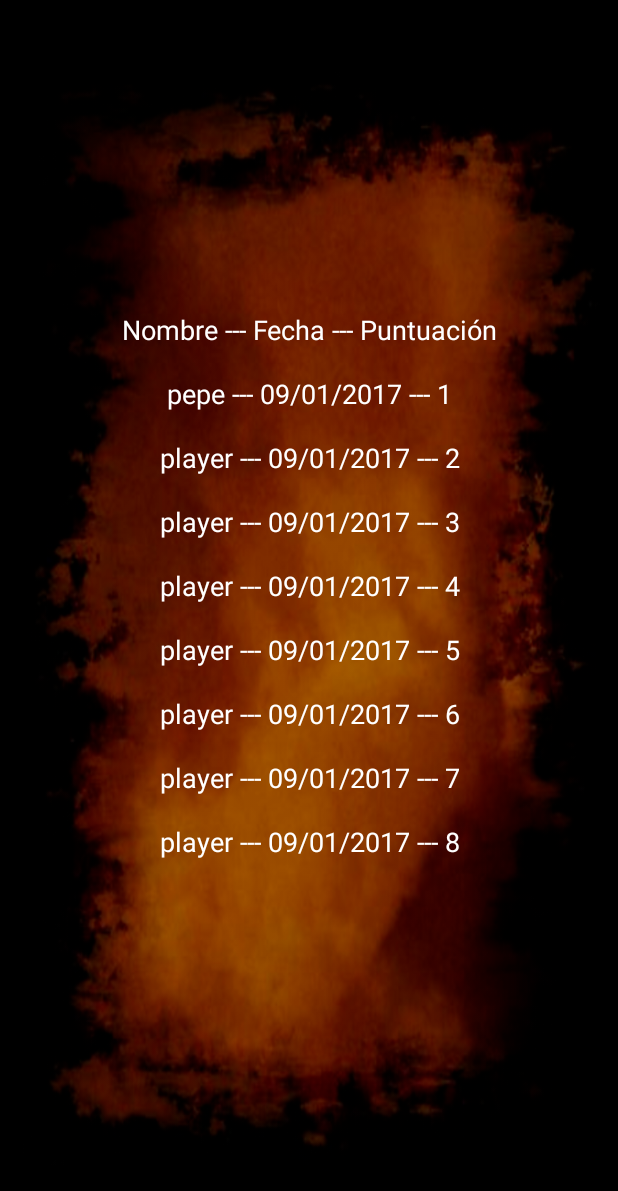
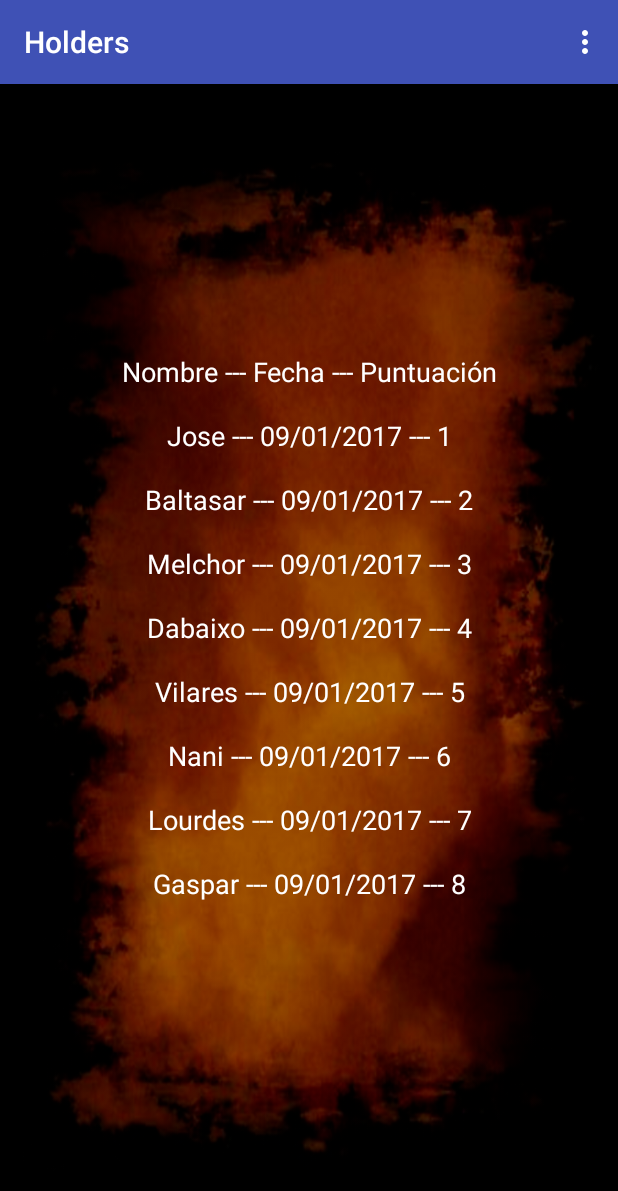
Before and after one commit to Mniac/Holders, an Android app: the screen it shows after launch (vista_puntuaciones), after a tap on "PUNTUACIONES", on a phone screen of 412 x 824 dp. Shown: the top 1191 px of the screen. Run offline under Robolectric (Android 15) with nearby library versions, the phone set to English and light mode, and no system bars.

Commit message:
casi funcionando

```diff
--- a/app/src/main/AndroidManifest.xml
+++ b/app/src/main/AndroidManifest.xml
@@ -17,7 +17,9 @@
             </intent-filter>
         </activity>
         <activity android:name=".in_game" />
-        <activity android:name=".vista_puntuaciones" />
+        <activity
+            android:theme="@style/AppTheme"
+            android:name=".vista_puntuaciones" />
         <activity android:name=".options_menu" />
         <activity android:name=".selection_game" />
         <activity android:name=".Instalador" />
--- a/app/src/main/java/com/example/zeroc/holders/MainActivity.java
+++ b/app/src/main/java/com/example/zeroc/holders/MainActivity.java
@@ -50,15 +50,14 @@ public class MainActivity extends AppCompatActivity {
 
 
         }
-        puntuaciones.add(new Puntuacion("pepe",1));
-        puntuaciones.add(new Puntuacion(nombre,2));
-        puntuaciones.add(new Puntuacion(nombre,3));
-        puntuaciones.add(new Puntuacion(nombre,4));
-        puntuaciones.add(new Puntuacion(nombre,5));
-        puntuaciones.add(new Puntuacion(nombre,6));
-        puntuaciones.add(new Puntuacion(nombre,7));
-        puntuaciones.add(new Puntuacion(nombre,8));
-        System.out.println(puntuaciones.toString());
+        puntuaciones.add(new Puntuacion("Jose",1));
+        puntuaciones.add(new Puntuacion("Baltasar",2));
+        puntuaciones.add(new Puntuacion("Melchor",3));
+        puntuaciones.add(new Puntuacion("Dabaixo",4));
+        puntuaciones.add(new Puntuacion("Vilares",5));
+        puntuaciones.add(new Puntuacion("Nani",6));
+        puntuaciones.add(new Puntuacion("Lourdes",7));
+        puntuaciones.add(new Puntuacion("Gaspar",8));
 
         Button btCont = (Button) this.findViewById( R.id.btnMain1 );
         Button btNew = (Button) this.findViewById( R.id.btnMain2 );
@@ -69,9 +68,7 @@ public class MainActivity extends AppCompatActivity {
             public void onClick(View v) {
                 SharedPreferences prefs = MainActivity.this.getSharedPreferences("opciones", Context.MODE_PRIVATE );
                 modoSurvive = prefs.getBoolean("modo",false);
-                System.out.println("Cargando en modo: "+modoSurvive);
                 pendientes = prefs.getString("pendientes",pendientes);
-                System.out.println("String pendientes = "+pendientes);
 
                 System.out.println("CONTINUAR JUEGO()");
                 iniciarJuego();
@@ -83,12 +80,10 @@ public class MainActivity extends AppCompatActivity {
 
                 SharedPreferences prefs = MainActivity.this.getSharedPreferences("opciones", Context.MODE_PRIVATE );
                 modoSurvive = prefs.getBoolean("modo",false);
-                System.out.println("Cargando en modo: "+modoSurvive);
                 pendientes = "";
                 for (int i = 0; i < titulos.length ; i++) {
                     pendientes = pendientes + i;
                 }
-                System.out.println("String pendientes = "+pendientes);
 
                 System.out.println("INICIAR JUEGO()");
                 iniciarJuego();
@@ -108,8 +103,6 @@ public class MainActivity extends AppCompatActivity {
             public void onClick(View view) {
                 Intent subActividad = new Intent( MainActivity.this, vista_puntuaciones.class );
                 subActividad.putExtra("puntuaciones",toArrayString(puntuaciones));
-                System.out.println("ANTES");
-                System.out.println(puntuaciones.toString());
                 MainActivity.this.startActivityForResult( subActividad, REQUEST_CODE );
             }
         });
@@ -153,10 +146,7 @@ public class MainActivity extends AppCompatActivity {
     public void iniciarJuego() {
         if(!pendientes.equals("")){
 
-            System.out.println("INDICE: "+(int)(Math.random()*pendientes.length()-1));
-            System.out.println(pendientes.toCharArray());
             numHistoriaActual = Integer.parseInt(""+pendientes.toCharArray()[(int)(Math.random()*pendientes.length())]);
-            System.out.println("ROMPE DESPUES DEL RANDOM");
             addHistoria(titulos[numHistoriaActual]);
             start();
             //JOptionPane.showMessageDialog(null, "Tienes "+(titulos.length-historiasPendientes.size())+" Holders de "+titulos.length+", nunca deben ser reunidos.");
@@ -168,7 +158,7 @@ public class MainActivity extends AppCompatActivity {
     }
 
     private Historia readHist(String titulo) throws IOException, ClassNotFoundException {
-        System.out.println("\tCargando: "+titulo+".holder");
+        //System.out.println("\tCargando: "+titulo+".holder");
         //Creamos un fujo de entrada a disco, pasándole el nombre del archivo en disco o un objeto de la clase File.
 
         FileInputStream fileIn= this.openFileInput(titulo+".holder");
@@ -243,10 +233,10 @@ public class MainActivity extends AppCompatActivity {
                         editor.putString("pendientes",pendientesDespues);
                         System.out.println(pendientes+" replace("+numHistoriaActual+")-> "+pendientesDespues);
                         pendientes = prefs.getString("pendientes",pendientes);
-                        System.out.println("guardado: "+pendientes);
+                        //.out.println("guardado: "+pendientes);
                         editor.apply();
                     }
-                    System.out.println(modoSurvive + "  -  "+hActual.fin );
+                    //System.out.println(modoSurvive + "  -  "+hActual.fin );
                     if(modoSurvive && hActual.fin.equals("muerto")) {
                         SharedPreferences prefs = this.getSharedPreferences("opciones", Context.MODE_PRIVATE );
                         SharedPreferences.Editor editor = prefs.edit();
@@ -255,12 +245,13 @@ public class MainActivity extends AppCompatActivity {
                             aux = aux + i;
                         }
                         editor.putString("pendientes",aux);
-                        System.out.println("Reiniciando pendientes: "+aux);
+                       // System.out.println("Reiniciando pendientes: "+aux);
                         editor.apply();
                         puntuaciones.add(new Puntuacion(nombre, titulos.length-pendientes.length()));
+                        System.out.println("Insertando Puntuacion: "+puntuaciones.get(puntuaciones.size()-1));
                     }
 
-                    String text = " \nTienes "+(titulos.length-pendientes.length()+1)+" Holders de "+titulos.length+", nunca deben ser reunidos.";
+                    String text = " \nTienes "+(titulos.length-pendientes.length())+" Holders de "+titulos.length+", nunca deben ser reunidos.";
                     cargarVistaSimple(text,6);
                    break;
             }
--- a/app/src/main/java/com/example/zeroc/holders/vista_puntuaciones.java
+++ b/app/src/main/java/com/example/zeroc/holders/vista_puntuaciones.java
@@ -28,8 +28,7 @@ public class vista_puntuaciones extends MainActivity {
         puntuaciones = toPuntuacionList(getIntent().getExtras().getStringArrayList("puntuaciones"));
         textView = (TextView) this.findViewById(R.id.textView5);
         textView.setText(puntuacionToString());
-        System.out.println("DENTRO XA");
-        System.out.println(puntuaciones.toString());
+
     }
 
     public boolean onCreateOptionsMenu(Menu menu) {
@@ -49,6 +48,10 @@ public class vista_puntuaciones extends MainActivity {
                 ordenarPorFecha();
                 toret = true;
                 break;
+            case R.id.opPuntos:
+                ordenarPorPuntos();
+                toret = true;
+                break;
         }
         return toret;
     }
@@ -60,29 +63,44 @@ public class vista_puntuaciones extends MainActivity {
         return toret;
     }
 
-    private String puntuacionToString() {
+    public String puntuacionToString() {
         StringBuilder toret = new StringBuilder();
         toret.append("Nombre --- Fecha --- Puntuación\n\n");
         for (Puntuacion actual : puntuaciones) {
             toret.append(actual.toString()+"\n\n");
         }
-
+        System.out.println(toret.toString());
         return toret.toString();
     }
     public void ordenarPorFecha(){
+        System.out.println("Ordenado por fesha");
         Collections.sort(puntuaciones, new Comparator<Puntuacion>(){
             public int compare(Puntuacion object1, Puntuacion object2) {
                 return object1.getFecha().compareTo(object2.getFecha());
             }
         });
+        textView.setText(puntuacionToString());
     }
 
     public void ordenarPorNombre(){
-
+        System.out.println("Ordenado por nombre");
         Collections.sort(puntuaciones, new Comparator<Puntuacion>(){
             public int compare(Puntuacion object1, Puntuacion object2) {
                 return object1.getNombre().compareTo(object2.getNombre());
             }
         });
+
+        textView.setText(puntuacionToString());
+    }
+
+    public void ordenarPorPuntos(){
+        System.out.println("Ordenado por puntos");
+        Collections.sort(puntuaciones, new Comparator<Puntuacion>(){
+            public int compare(Puntuacion object1, Puntuacion object2) {
+                return object1.getHoldersConseguidos()-object2.getHoldersConseguidos();
+            }
+        });
+
+        textView.setText(puntuacionToString());
     }
 }
--- a/app/src/main/res/layout/vista_puntuaciones.xml
+++ b/app/src/main/res/layout/vista_puntuaciones.xml
@@ -13,7 +13,6 @@
         android:background="@drawable/optionsbackground">
 
         <TextView
-            android:text="hola a todos"
             android:layout_width="match_parent"
             android:layout_height="match_parent"
             android:id="@+id/textView5"
--- a/app/src/main/res/menu/puntuaciones_menu.xml
+++ b/app/src/main/res/menu/puntuaciones_menu.xml
@@ -2,4 +2,5 @@
 <menu xmlns:android="http://schemas.android.com/apk/res/android">
     <item android:title="@string/orNombre" android:id="@+id/opNombre" />
     <item android:title="@string/orFecha" android:id="@+id/opFecha" />
+    <item android:title="@string/orPuntos" android:id="@+id/opPuntos" />
 </menu>
--- a/app/src/main/res/values/strings.xml
+++ b/app/src/main/res/values/strings.xml
@@ -8,4 +8,5 @@
     <string name="accept">Aceptar</string>
     <string name="orNombre">Ordenar por nombre</string>
     <string name="orFecha">Ordenar por fecha</string>
+    <string name="orPuntos">Ordenar por Holders</string>
 </resources>
```
